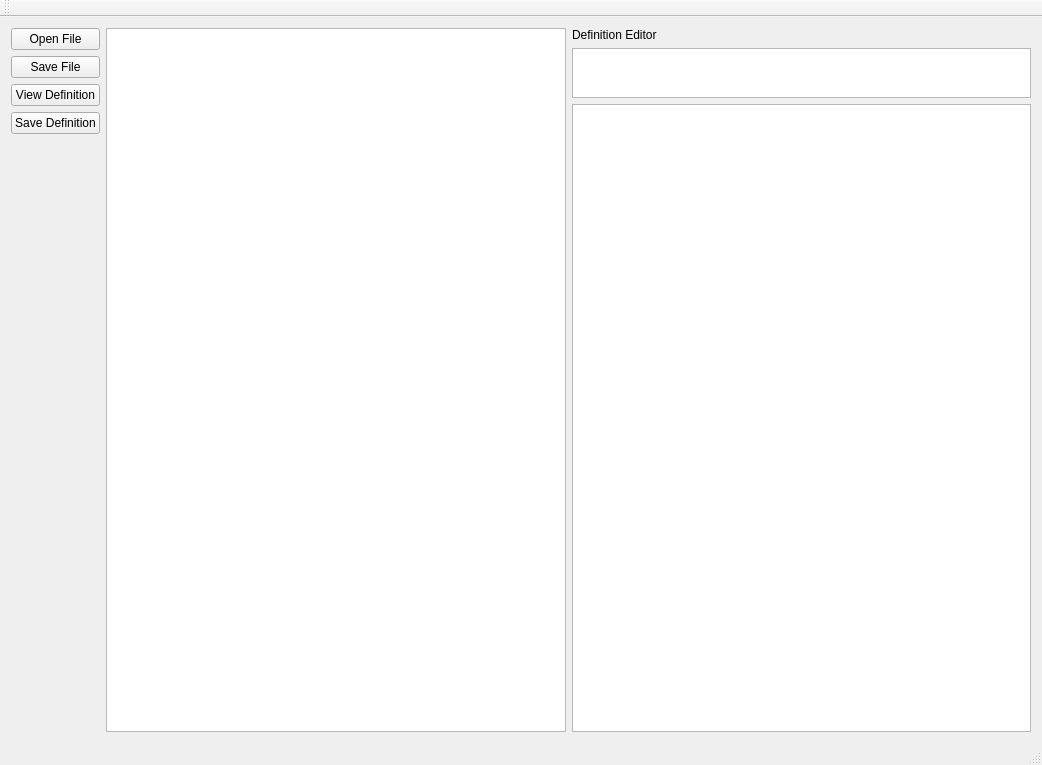
Qt form lessonGUI/mainwindow.ui (featherboa50/WWU_LLEyeTrack) before a commit.
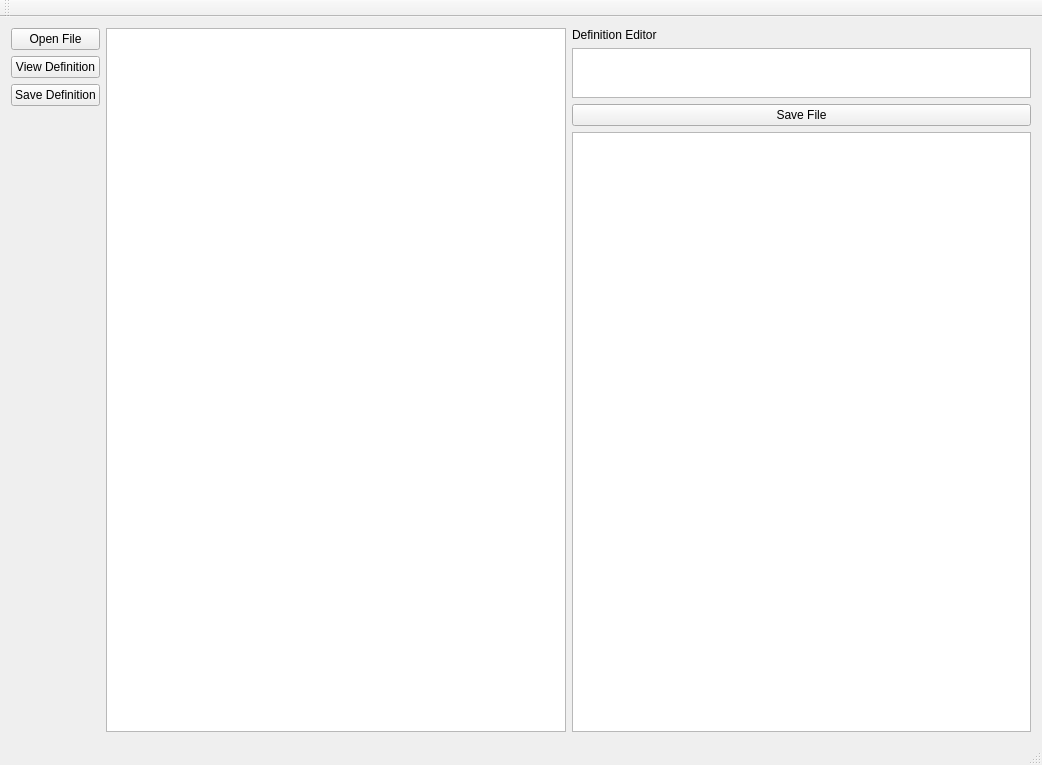
The same form after that commit.

```diff
--- a/lessonGUI/mainwindow.ui
+++ b/lessonGUI/mainwindow.ui
@@ -26,13 +26,6 @@
           </property>
          </widget>
         </item>
-        <item>
-         <widget class="QPushButton" name="pushButton_4">
-          <property name="text">
-           <string>Save File</string>
-          </property>
-         </widget>
-        </item>
         <item>
          <widget class="QPushButton" name="pushButton_2">
           <property name="text">
@@ -84,6 +77,13 @@
           </property>
          </widget>
         </item>
+        <item>
+         <widget class="QPushButton" name="pushButton_4">
+          <property name="text">
+           <string>Save File</string>
+          </property>
+         </widget>
+        </item>
         <item>
          <widget class="QTextEdit" name="textEdit_2"/>
         </item>
```
Left out of the diff: 2 changed lines with no effect on the pictures.
